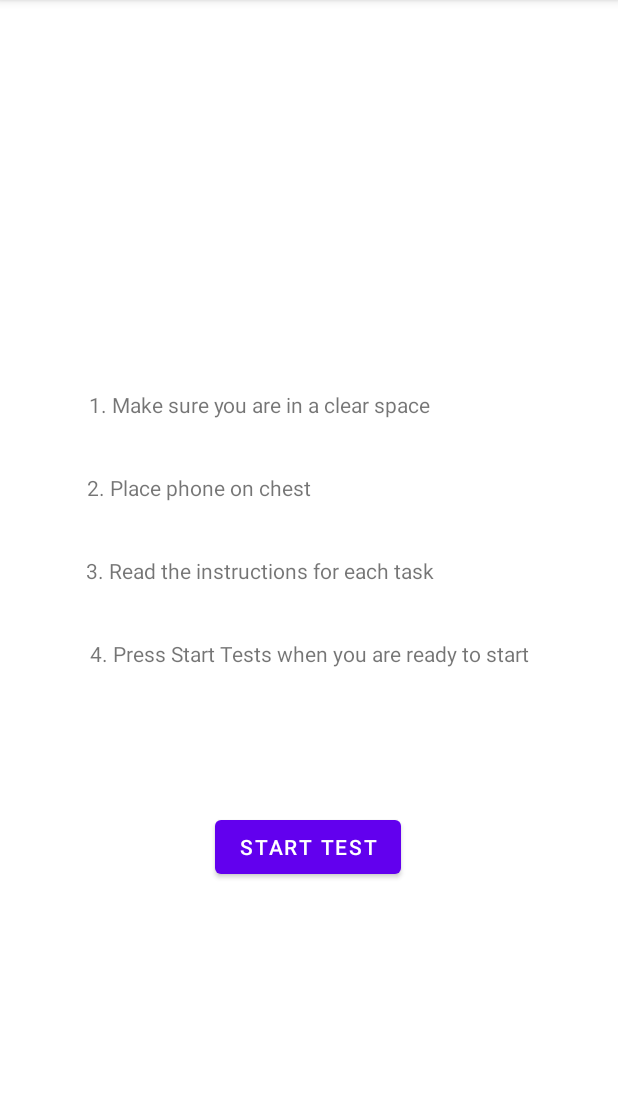
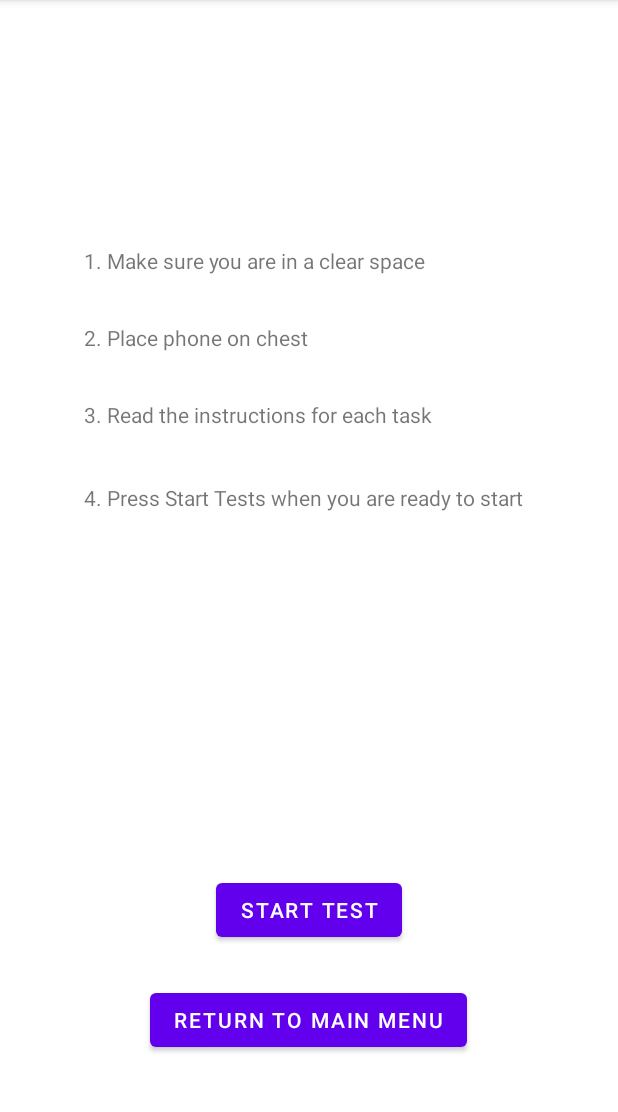
Before and after one commit to RIT-MSD-P21015/app_development, an Android app: the PatientTest screen opened directly, with no data from a screen before it, on a phone screen of 412 x 824 dp, the part 84-1196 px from its top. Run offline under Robolectric (Android 15) with nearby library versions, the phone set to English and light mode, and no system bars.

Commit message:
Added new pages and fixed a bug with Test1 page
Need to implement server connection stuff now

```diff
--- a/app/src/main/AndroidManifest.xml
+++ b/app/src/main/AndroidManifest.xml
@@ -9,6 +9,12 @@
         android:roundIcon="@mipmap/ic_launcher_round"
         android:supportsRtl="true"
         android:theme="@style/Theme.LoginTest">
+        <activity
+            android:name=".ui.login.SecondTest"
+            android:exported="true" />
+        <activity
+            android:name=".ui.login.FirstTest"
+            android:exported="true" />
         <activity
             android:name=".ui.login.SettingsStyle"
             android:exported="true" />
--- a/app/src/main/java/com/example/logintest/ui/login/PatientTest.java
+++ b/app/src/main/java/com/example/logintest/ui/login/PatientTest.java
@@ -2,7 +2,9 @@ package com.example.logintest.ui.login;
 
 import androidx.appcompat.app.AppCompatActivity;
 
+import android.content.Intent;
 import android.os.Bundle;
+import android.widget.Button;
 
 import com.example.logintest.R;
 
@@ -12,5 +14,27 @@ public class PatientTest extends AppCompatActivity {
     protected void onCreate(Bundle savedInstanceState) {
         super.onCreate(savedInstanceState);
         setContentView(R.layout.activity_patient_test);
+
+        Button startTestButton = findViewById(R.id.button_start_test_first);
+        Button returnDashboardButton = findViewById(R.id.button_return_main_test);
+
+        startTestButton.setOnClickListener(v -> openTestActivity());
+        returnDashboardButton.setOnClickListener(v -> openDashboardActivity());
     }
+
+
+    private void openTestActivity() {
+        Intent intent = new Intent(this, FirstTest.class);
+        startActivity(intent);
+        // make sure to close this activity, since we aren't returning to it
+        this.finish();
+    }
+
+    private void openDashboardActivity() {
+        Intent intent = new Intent(this, Dashboard.class);
+        startActivity(intent);
+        // make sure to close this activity, since we aren't returning to it
+        this.finish();
+    }
+
 }
--- a/app/src/main/java/com/example/logintest/ui/login/PhysicalTest.java
+++ b/app/src/main/java/com/example/logintest/ui/login/PhysicalTest.java
@@ -16,7 +16,7 @@ public class PhysicalTest extends AppCompatActivity {
         setContentView(R.layout.activity_physical_test);
 
         Button startTestButton = (Button) findViewById(R.id.button_start_test);
-        Button returnDashboardButton = (Button) findViewById(R.id.button_return_dashboard);
+        Button returnDashboardButton = (Button) findViewById(R.id.button_return_main_physical_test_page);
 
         startTestButton.setOnClickListener(v -> openTestActivity());
 
--- a/app/src/main/res/layout/activity_patient_test.xml
+++ b/app/src/main/res/layout/activity_patient_test.xml
@@ -10,10 +10,10 @@
         android:id="@+id/textView8"
         android:layout_width="wrap_content"
         android:layout_height="wrap_content"
-        android:layout_marginTop="260dp"
+        android:layout_marginStart="56dp"
+        android:layout_marginLeft="56dp"
+        android:layout_marginTop="164dp"
         android:text="@string/_1_make_sure_you_are_in_a_clear_space"
-        app:layout_constraintEnd_toEndOf="parent"
-        app:layout_constraintHorizontal_bias="0.322"
         app:layout_constraintStart_toStartOf="parent"
         app:layout_constraintTop_toTopOf="parent" />
 
@@ -21,10 +21,10 @@
         android:id="@+id/textView9"
         android:layout_width="wrap_content"
         android:layout_height="wrap_content"
-        android:layout_marginTop="36dp"
+        android:layout_marginStart="56dp"
+        android:layout_marginLeft="56dp"
+        android:layout_marginTop="32dp"
         android:text="@string/_2_place_phone_on_chest"
-        app:layout_constraintEnd_toEndOf="parent"
-        app:layout_constraintHorizontal_bias="0.221"
         app:layout_constraintStart_toStartOf="parent"
         app:layout_constraintTop_toBottomOf="@+id/textView8" />
 
@@ -32,10 +32,10 @@
         android:id="@+id/textView10"
         android:layout_width="wrap_content"
         android:layout_height="wrap_content"
-        android:layout_marginTop="36dp"
+        android:layout_marginStart="56dp"
+        android:layout_marginLeft="56dp"
+        android:layout_marginTop="32dp"
         android:text="@string/_3_read_the_instructions_for_each_task"
-        app:layout_constraintEnd_toEndOf="parent"
-        app:layout_constraintHorizontal_bias="0.318"
         app:layout_constraintStart_toStartOf="parent"
         app:layout_constraintTop_toBottomOf="@+id/textView9" />
 
@@ -43,23 +43,31 @@
         android:id="@+id/textView11"
         android:layout_width="wrap_content"
         android:layout_height="wrap_content"
+        android:layout_marginStart="56dp"
+        android:layout_marginLeft="56dp"
         android:layout_marginTop="36dp"
         android:text="@string/_4_press_start_tests_when_you_are_ready_to_start"
-        app:layout_constraintEnd_toEndOf="parent"
-        app:layout_constraintHorizontal_bias="0.504"
         app:layout_constraintStart_toStartOf="parent"
         app:layout_constraintTop_toBottomOf="@+id/textView10" />
 
     <Button
-        android:id="@+id/button10"
+        android:id="@+id/button_start_test_first"
         android:layout_width="wrap_content"
         android:layout_height="wrap_content"
-        android:layout_marginBottom="148dp"
+        android:layout_marginBottom="25dp"
         android:text="@string/start_test"
+        app:layout_constraintBottom_toTopOf="@+id/button_return_main_test"
+        app:layout_constraintEnd_toEndOf="parent"
+        app:layout_constraintStart_toStartOf="parent" />
+
+    <Button
+        android:id="@+id/button_return_main_test"
+        android:layout_width="wrap_content"
+        android:layout_height="wrap_content"
+        android:layout_marginBottom="64dp"
+        android:text="@string/return_to_main_menu"
         app:layout_constraintBottom_toBottomOf="parent"
         app:layout_constraintEnd_toEndOf="parent"
-        app:layout_constraintHorizontal_bias="0.498"
-        app:layout_constraintStart_toStartOf="parent"
-        app:layout_constraintTop_toBottomOf="@+id/textView11"
-        app:layout_constraintVertical_bias="0.752" />
+        app:layout_constraintHorizontal_bias="0.497"
+        app:layout_constraintStart_toStartOf="parent" />
 </androidx.constraintlayout.widget.ConstraintLayout>
--- a/app/src/main/res/layout/activity_physical_test.xml
+++ b/app/src/main/res/layout/activity_physical_test.xml
@@ -1,7 +1,6 @@
 <?xml version="1.0" encoding="utf-8"?>
 <androidx.constraintlayout.widget.ConstraintLayout xmlns:android="http://schemas.android.com/apk/res/android"
     xmlns:app="http://schemas.android.com/apk/res-auto"
-    xmlns:tools="http://schemas.android.com/tools"
     android:layout_width="match_parent"
     android:layout_height="match_parent">
 
@@ -18,7 +17,7 @@
         app:layout_constraintTop_toTopOf="parent" />
 
     <Button
-        android:id="@+id/button_return_dashboard"
+        android:id="@+id/button_return_main_physical_test_page"
         android:layout_width="175dp"
         android:layout_height="60dp"
         android:layout_marginBottom="254dp"
--- a/app/src/main/res/layout/activity_settings.xml
+++ b/app/src/main/res/layout/activity_settings.xml
@@ -51,7 +51,7 @@
         app:layout_constraintTop_toBottomOf="@+id/textView23" />
 
     <Button
-        android:id="@+id/button_return_main"
+        android:id="@+id/button_return_main_settings"
         android:layout_width="wrap_content"
         android:layout_height="wrap_content"
         android:layout_marginTop="36dp"
--- a/app/src/main/res/layout/physical_test_screen.xml
+++ b/app/src/main/res/layout/physical_test_screen.xml
@@ -18,7 +18,7 @@
         app:layout_constraintTop_toTopOf="parent" />
 
     <Button
-        android:id="@+id/button_return_dashboard"
+        android:id="@+id/button_return_main_physical_test_page"
         android:layout_width="175dp"
         android:layout_height="60dp"
         android:layout_marginBottom="254dp"
--- a/app/src/main/res/values/strings.xml
+++ b/app/src/main/res/values/strings.xml
@@ -57,4 +57,10 @@
     <string name="clear_data">Clear Data</string>
     <string name="style">Style</string>
     <string name="about">About</string>
+    <string name="app_version">App Version:</string>
+    <string name="textview">TextView</string>
+    <string name="developers">Developers:</string>
+    <string name="todo">TODO</string>
+    <string name="first_test">First Test</string>
+    <string name="end_test">End Test</string>
 </resources>
```
Also changed, not shown: app/src/main/java/com/example/logintest/ui/login/Dashboard.java (+12 -41 lines), app/src/main/java/com/example/logintest/ui/login/FirstTest.java (added, +58 -0 lines), app/src/main/java/com/example/logintest/ui/login/SecondTest.java (added, +16 -0 lines), app/src/main/java/com/example/logintest/ui/login/Settings.java (+6 -6 lines), app/src/main/java/com/example/logintest/ui/login/SettingsAbout.java (+13 -0 lines), app/src/main/res/layout/activity_first_test.xml (added, +88 -0 lines), app/src/main/res/layout/activity_second_test.xml (added, +9 -0 lines), app/src/main/res/layout/activity_settings_about.xml (+54 -0 lines).
